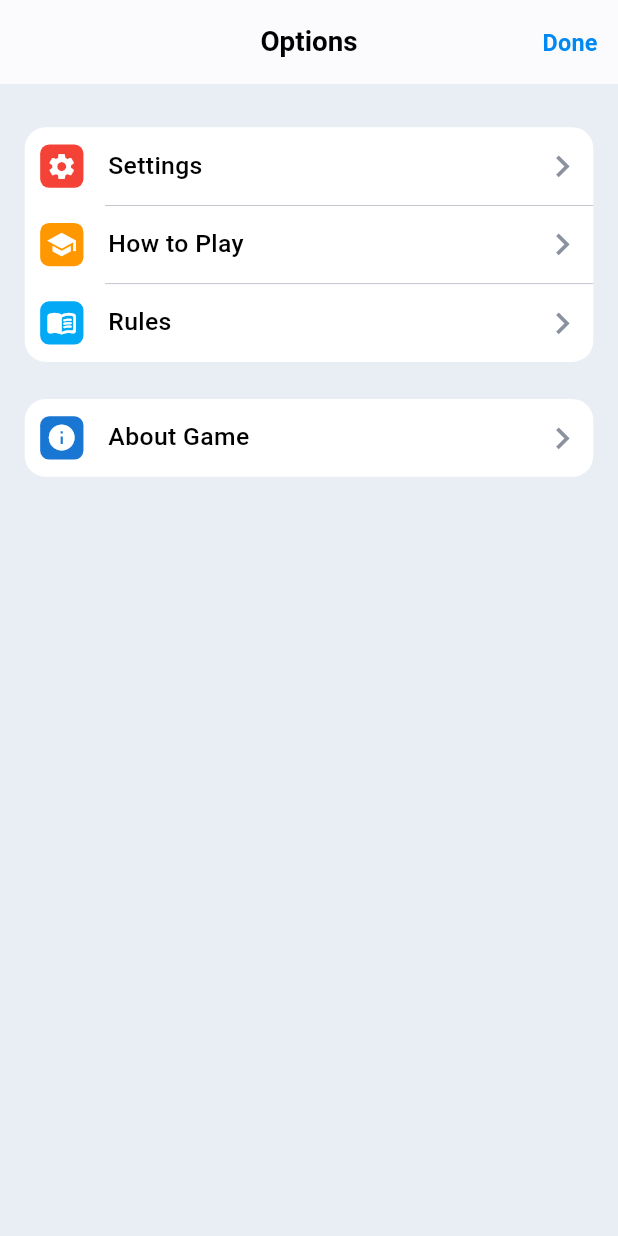
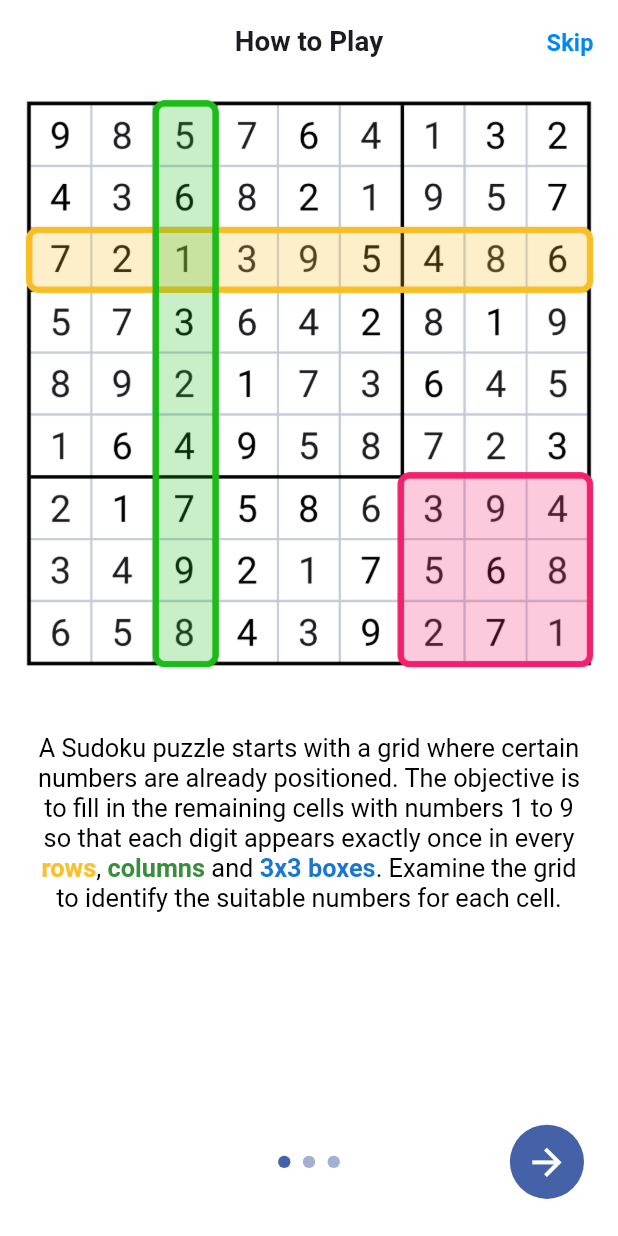
Before and after one commit to recepsenoglu/Flutter_Sudoku, a Flutter app: the OptionsScreen screen opened by its route, after a tap on "How to Play", on a phone screen of 412 x 824 dp. Run offline on Flutter 3.47's test engine with Material 3 defaults, Android fonts, the phone set to English and light mode, and no system bars; our stand-ins replace shared_preferences, webview_flutter; accounts and stored records are empty.

Commit message:
how to play page is done

```diff
--- /dev/null
+++ b/lib/screens/options_screen/how_to_play_screen/how_to_play_screen.dart
@@ -0,0 +1,195 @@
+import 'package:flutter/material.dart';
+import 'package:flutter_sudoku/utils/game_colors.dart';
+import 'package:flutter_sudoku/utils/game_sizes.dart';
+import 'package:flutter_sudoku/utils/game_strings.dart';
+import 'package:flutter_sudoku/widgets/button/custom_icon_button.dart';
+import 'package:flutter_sudoku/widgets/button/custom_text_button.dart';
+
+class HowToPlayScreen extends StatefulWidget {
+  const HowToPlayScreen({super.key});
+
+  @override
+  State<HowToPlayScreen> createState() => _HowToPlayScreenState();
+}
+
+class _HowToPlayScreenState extends State<HowToPlayScreen> {
+  late PageController _pageController;
+  int _currentPage = 0;
+  @override
+  void initState() {
+    super.initState();
+    _pageController = PageController(initialPage: 0);
+  }
+
+  void _onPageChanged(int index) {
+    if (index < 0 || index > 2) return;
+    setState(() {
+      _currentPage = index;
+      _pageController.jumpToPage(index);
+    });
+  }
+
+  @override
+  Widget build(BuildContext context) {
+    return Scaffold(
+      backgroundColor: Colors.white,
+      appBar: AppBar(
+        leadingWidth: 0,
+        centerTitle: true,
+        backgroundColor: Colors.white,
+        title: Text(
+          'How to Play',
+          style: TextStyle(
+            fontWeight: FontWeight.bold,
+            fontSize: GameSizes.getWidth(0.045),
+          ),
+        ),
+        leading: const SizedBox(),
+        actions: const [CustomTextButton(text: GameStrings.skip)],
+      ),
+      body: Padding(
+        padding: GameSizes.getHorizontalPadding(0.015),
+        child: Column(
+          children: [
+            Expanded(
+              child: PageView.builder(
+                  itemCount: 3,
+                  controller: _pageController,
+                  onPageChanged: _onPageChanged,
+                  physics: const NeverScrollableScrollPhysics(),
+                  scrollDirection: Axis.horizontal,
+                  itemBuilder: (context, index) {
+                    return SingleChildScrollView(
+                      child: Column(
+                        children: [
+                          Image.asset(
+                            'assets/images/how_to_play_${index + 1}.png',
+                            fit: BoxFit.fitWidth,
+                          ),
+                          SizedBox(height: GameSizes.getHeight(0.04)),
+                          Padding(
+                            padding: GameSizes.getHorizontalPadding(0.045),
+                            child: index > 0
+                                ? Text(
+                                    index == 1
+                                        ? GameStrings.chooseACell
+                                        : GameStrings.notesMode,
+                                    textAlign: TextAlign.center,
+                                    style: TextStyle(
+                                      color: Colors.black,
+                                      fontSize: GameSizes.getWidth(0.041),
+                                    ),
+                                  )
+                                : RichText(
+                                    textAlign: TextAlign.center,
+                                    text: TextSpan(
+                                        style: TextStyle(
+                                          color: Colors.black,
+                                          fontSize: GameSizes.getWidth(0.041),
+                                        ),
+                                        children: [
+                                          const TextSpan(
+                                            text:
+                                                "A Sudoku puzzle starts with a grid where certain numbers are already positioned. The objective is to fill in the remaining cells with numbers 1 to 9 so that each digit appears exactly once in every ",
+                                          ),
+                                          TextSpan(
+                                            text: "rows",
+                                            style: TextStyle(
+                                              color: Colors.yellow.shade700,
+                                              fontWeight: FontWeight.bold,
+                                            ),
+                                          ),
+                                          const TextSpan(text: ", "),
+                                          TextSpan(
+                                            text: "columns",
+                                            style: TextStyle(
+                                              color: Colors.green.shade700,
+                                              fontWeight: FontWeight.bold,
+                                            ),
+                                          ),
+                                          const TextSpan(text: " and "),
+                                          TextSpan(
+                                            text: "3x3 boxes",
+                                            style: TextStyle(
+                                              color: Colors.blue.shade700,
+                                              fontWeight: FontWeight.bold,
+                                            ),
+                                          ),
+                                          const TextSpan(
+                                            text:
+                                                ". Examine the grid to identify the suitable numbers for each cell.",
+                                          ),
+                                        ]),
+                                  ),
+                          ),
+                        ],
+                      ),
+                    );
+                  }),
+            ),
+            Padding(
+              padding: GameSizes.getHorizontalPadding(0.04)
+                  .copyWith(bottom: GameSizes.getHeight(0.03)),
+              child: Row(
+                children: [
+                  Opacity(
+                    opacity: _currentPage == 0 ? 0 : 1,
+                    child: CustomIconButton(
+                      icon: Icons.arrow_back,
+                      onPressed: () {
+                        _onPageChanged(_currentPage - 1);
+                      },
+                    ),
+                  ),
+                  Expanded(
+                    child: Container(
+                      height: GameSizes.getWidth(0.02),
+                      alignment: Alignment.center,
+                      child: Center(
+                        child: ListView.builder(
+                            itemCount: 3,
+                            primary: false,
+                            shrinkWrap: true,
+                            scrollDirection: Axis.horizontal,
+                            physics: const NeverScrollableScrollPhysics(),
+                            itemBuilder: (context, index) {
+                              return Container(
+                                margin: EdgeInsets.symmetric(
+                                    horizontal: GameSizes.getWidth(0.01)),
+                                width: GameSizes.getWidth(0.02),
+                                height: GameSizes.getWidth(0.02),
+                                decoration: BoxDecoration(
+                                  color: index == _currentPage
+                                      ? GameColors.appBarActions
+                                      : GameColors.appBarActions
+                                          .withOpacity(0.5),
+                                  shape: BoxShape.circle,
+                                ),
+                              );
+                            }),
+                      ),
+                    ),
+                  ),
+                  if (_currentPage == 2)
+                    CustomIconButton(
+                      icon: Icons.check,
+                      onPressed: () {
+                        Navigator.pop(context);
+                      },
+                    )
+                  else
+                    CustomIconButton(
+                      icon: Icons.arrow_forward,
+                      onPressed: () {
+                        _onPageChanged(_currentPage + 1);
+                      },
+                    ),
+                ],
+              ),
+            ),
+          ],
+        ),
+      ),
+    );
+  }
+}
--- a/lib/screens/options_screen/options_screen.dart
+++ b/lib/screens/options_screen/options_screen.dart
@@ -3,7 +3,7 @@ import 'package:provider/provider.dart';
 
 import '../../utils/exports.dart';
 import '../../utils/game_routes.dart';
-import '../../widgets/button/done_button.dart';
+import '../../widgets/button/custom_text_button.dart';
 import '../../widgets/option_widgets/exports.dart';
 import 'options_screen_provider.dart';
 
@@ -27,7 +27,7 @@ class OptionsScreen extends StatelessWidget {
                   style: GameTextStyles.optionsScreenAppBarTitle
                       .copyWith(fontSize: GameSizes.getWidth(0.045))),
               leading: const SizedBox.shrink(),
-              actions: const [DoneButton()],
+              actions: const [CustomTextButton()],
             ),
             body: SingleChildScrollView(
               padding: GameSizes.getSymmetricPadding(0.04, 0.02),
@@ -46,7 +46,8 @@ class OptionsScreen extends StatelessWidget {
                         title: GameStrings.howToPlay,
                         iconColor: Colors.orange,
                         iconData: Icons.school,
-                        onTap: () => null,
+                        onTap: () => GameRoutes.goTo(GameRoutes.howToPlayScreen,
+                            enableBack: true),
                       ),
                       OptionWidget(
                         title: GameStrings.rules,
--- a/lib/screens/options_screen/settings_screen/settings_screen.dart
+++ b/lib/screens/options_screen/settings_screen/settings_screen.dart
@@ -3,7 +3,7 @@ import 'package:provider/provider.dart';
 
 import '../../../utils/exports.dart';
 import '../../../utils/game_routes.dart';
-import '../../../widgets/button/done_button.dart';
+import '../../../widgets/button/custom_text_button.dart';
 import '../../../widgets/option_widgets/exports.dart';
 import 'settings_screen_provider.dart';
 
@@ -27,7 +27,7 @@ class SettingsScreen extends StatelessWidget {
                       .copyWith(fontSize: GameSizes.getWidth(0.045))),
               leading: const BackButton(),
               actions: [
-                DoneButton(onPressed: () => GameRoutes.back(backTimes: 2))
+                CustomTextButton(onPressed: () => GameRoutes.back(backTimes: 2))
               ],
             ),
             body: SingleChildScrollView(
--- a/lib/utils/game_routes.dart
+++ b/lib/utils/game_routes.dart
@@ -5,6 +5,7 @@ import 'package:flutter_sudoku/screens/navigation_bar/navigation_bar_screen.dart
 import 'package:flutter_sudoku/screens/options_screen/about_game_screen/about_game_screen.dart';
 import 'package:flutter_sudoku/screens/options_screen/about_game_screen/privacy_policy_screen.dart';
 import 'package:flutter_sudoku/screens/options_screen/about_game_screen/terms_of_use_screen.dart';
+import 'package:flutter_sudoku/screens/options_screen/how_to_play_screen/how_to_play_screen.dart';
 import 'package:flutter_sudoku/screens/options_screen/options_screen.dart';
 import 'package:flutter_sudoku/screens/options_screen/rules_screen/rules_screen.dart';
 import 'package:flutter_sudoku/screens/options_screen/settings_screen/settings_screen.dart';
@@ -24,6 +25,7 @@ class GameRoutes {
   static const String termsOfUseScreen = '/terms_of_use_screen';
   static const String privacyPolicyScreen = '/privacy_policy_screen';
   static const String rulesScreen = '/rules_screen';
+  static const String howToPlayScreen = '/how_to_play_screen';
 
 
   static Route<dynamic>? generateRoute(RouteSettings settings) {
@@ -58,6 +60,8 @@ class GameRoutes {
         return MaterialPageRoute(builder: (_) => const PrivacyPolicyScreen());
       case rulesScreen:
         return MaterialPageRoute(builder: (_) => const RulesScreen());
+      case howToPlayScreen:
+        return MaterialPageRoute(builder: (_) => const HowToPlayScreen());
 
       default:
         return _errorRoute();
--- a/lib/utils/game_strings.dart
+++ b/lib/utils/game_strings.dart
@@ -84,6 +84,12 @@ class GameStrings {
   static const forThe = 'for the ';
   static const difficultyLevel = ' difficulty level: ';
 
+  // How to Play Screen
+  static const skip = 'Skip';
+  static const chooseACell =
+      'Choose a cell and tap on a number to place it in that cell';
+  static const notesMode = 'Enable notes mode to add or delete notes';
+
   // Settings Screen
   static const sounds = 'Sounds';
   static const autoLock = 'Auto-Lock';
--- a/lib/utils/game_text_styles.dart
+++ b/lib/utils/game_text_styles.dart
@@ -121,7 +121,7 @@ class GameTextStyles {
     color: Colors.black,
     fontWeight: FontWeight.bold,
   );
-  static final _doneButtonText = TextStyle(
+  static final _customTextButtonText = TextStyle(
     fontWeight: FontWeight.w700,
     fontSize: 16,
     color: GameColors.roundedButton,
@@ -241,7 +241,7 @@ class GameTextStyles {
   static TextStyle get statisticsCardTitle => _statisticsCardTitle;
 
   static TextStyle get optionsScreenAppBarTitle => _optionsScreenAppBarTitle;
-  static TextStyle get doneButtonText => _doneButtonText;
+  static TextStyle get customTextButtonText => _customTextButtonText;
 
   static TextStyle get optionButtonTitle => _optionButtonTitle;
   static TextStyle get settingButtonTitle => _settingButtonTitle;
--- /dev/null
+++ b/lib/widgets/button/custom_icon_button.dart
@@ -0,0 +1,23 @@
+import 'package:flutter/material.dart';
+import 'package:flutter_sudoku/utils/game_colors.dart';
+import 'package:flutter_sudoku/utils/game_sizes.dart';
+
+class CustomIconButton extends StatelessWidget {
+  const CustomIconButton({super.key, required this.icon, this.onPressed});
+
+  final IconData icon;
+  final Function()? onPressed;
+
+  @override
+  Widget build(BuildContext context) {
+    return CircleAvatar(
+      backgroundColor: GameColors.appBarActions,
+      radius: GameSizes.getWidth(0.06),
+      child: IconButton(
+        onPressed: onPressed,
+        iconSize: GameSizes.getWidth(0.07),
+        icon: Icon(icon, color: Colors.white),
+      ),
+    );
+  }
+}
--- a/lib/widgets/button/done_button.dart
+++ b/lib/widgets/button/custom_text_button.dart
@@ -5,20 +5,29 @@ import '../../utils/game_sizes.dart';
 import '../../utils/game_strings.dart';
 import '../../utils/game_text_styles.dart';
 
-class DoneButton extends StatelessWidget {
-  const DoneButton({super.key, this.onPressed});
+class CustomTextButton extends StatelessWidget {
+  const CustomTextButton({
+    super.key,
+    this.text = GameStrings.done,
+    this.onPressed,
+  });
 
+  final String text;
   final Function()? onPressed;
 
   @override
   Widget build(BuildContext context) {
     return TextButton(
       onPressed: onPressed ?? () => GameRoutes.back(),
+      style: ButtonStyle(
+        overlayColor: MaterialStateProperty.all(Colors.transparent),
+        foregroundColor: MaterialStateProperty.all(Colors.white),
+      ),
       child: Text(
-        GameStrings.done,
-        style: GameTextStyles.doneButtonText.copyWith(
+        text,
+        style: GameTextStyles.customTextButtonText.copyWith(
           fontSize: GameSizes.getWidth(0.038),
-        )
+        ),
       ),
     );
   }
--- a/lib/widgets/button/exports.dart
+++ b/lib/widgets/button/exports.dart
@@ -1,3 +1,3 @@
-export 'done_button.dart';
+export 'custom_text_button.dart';
 export 'action_button/action_button.dart';
 export 'rounded_button/rounded_button.dart';
```
Also changed, not shown: assets/images/how_to_play_1.png (added), assets/images/how_to_play_2.png (added), assets/images/how_to_play_3.png (added), 1 other file.
